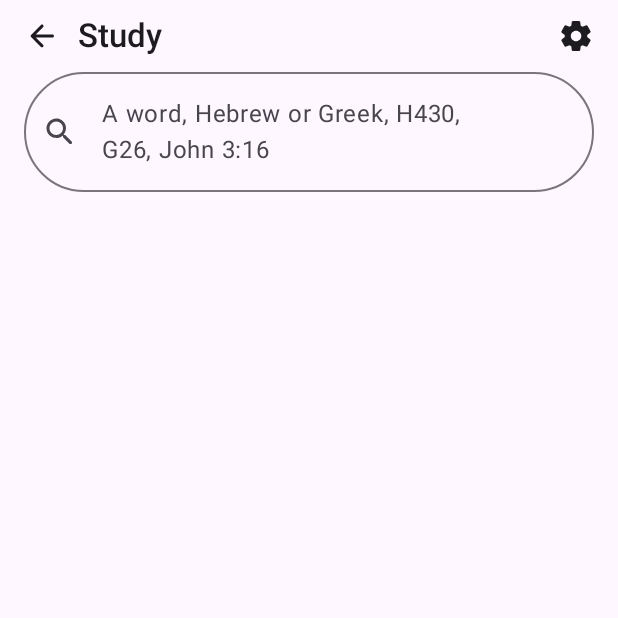
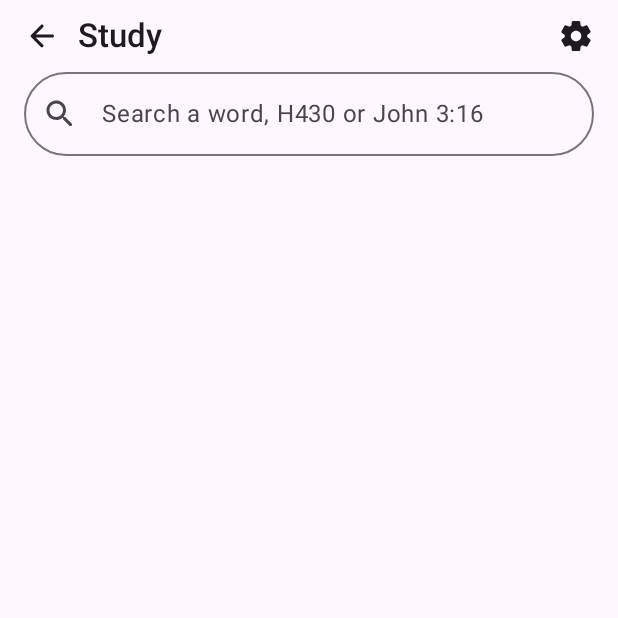
Before and after one commit to StreamDek/BibleProject, an Android app built with Jetpack Compose: the composable StudyScreen shown on its own in the app's theme, on a phone screen of 412 x 824 dp, the top half of it. Run offline under Robolectric (Android 15) with nearby library versions, the phone set to English and light mode, and no system bars; libraries missing offline, so code that uses them is left out: app.cash.sqldelight; 8 statements that could not run were skipped.

Commit message:
Fix the Study and Attributions pages in dark mode; keep the search hint on one line
Text and icons on these full-screen pages had no content colour, so they fell
back to black on the dark background. A Surface now supplies the theme's
colours. The search hint is shorter and limited to one line.

```diff
--- a/composeApp/src/commonMain/kotlin/app/bible/app/study/StudyScreen.kt
+++ b/composeApp/src/commonMain/kotlin/app/bible/app/study/StudyScreen.kt
@@ -36,6 +36,7 @@ import androidx.compose.material3.Icon
 import androidx.compose.material3.IconButton
 import androidx.compose.material3.MaterialTheme
 import androidx.compose.material3.OutlinedTextField
+import androidx.compose.material3.Surface
 import androidx.compose.material3.Text
 import androidx.compose.material3.TextButton
 import androidx.compose.runtime.Composable
@@ -111,7 +112,9 @@ fun StudyScreen(
         searching = false
     }
 
-    Column(Modifier.fillMaxSize().background(colors.background).statusBarsPadding()) {
+    // A Surface gives text and icons the theme's content colour; without it they default to black, unreadable in dark mode.
+    Surface(Modifier.fillMaxSize(), color = colors.background, contentColor = colors.onBackground) {
+    Column(Modifier.fillMaxSize().statusBarsPadding()) {
         Row(Modifier.fillMaxWidth().padding(horizontal = 4.dp), verticalAlignment = Alignment.CenterVertically) {
             IconButton(onClick = onBack) { Icon(Icons.AutoMirrored.Rounded.ArrowBack, contentDescription = "Back") }
             Text(
@@ -124,7 +127,7 @@ fun StudyScreen(
             value = query,
             onValueChange = { query = it },
             singleLine = true,
-            placeholder = { Text("A word, Hebrew or Greek, H430, G26, John 3:16") },
+            placeholder = { Text("Search a word, H430 or John 3:16", maxLines = 1, overflow = TextOverflow.Ellipsis) },
             leadingIcon = { Icon(Icons.Rounded.Search, contentDescription = null) },
             trailingIcon = { if (query.isNotEmpty()) IconButton(onClick = { query = "" }) { Icon(Icons.Rounded.Close, contentDescription = "Clear search") } },
             shape = CircleShape, // search fields are pill-shaped: no sharp corners
@@ -145,6 +148,7 @@ fun StudyScreen(
             if (query.isBlank()) discovery(vm, open, onAttributions)
             else results(query, filter, result, scripture, searching, open, onOpenVerse, onSuggestion = { query = it })
         }
+    }
     }
 }
 
```
Also changed, not shown: composeApp/src/commonMain/kotlin/app/bible/app/study/AttributionsScreen.kt (+6 -2 lines).
